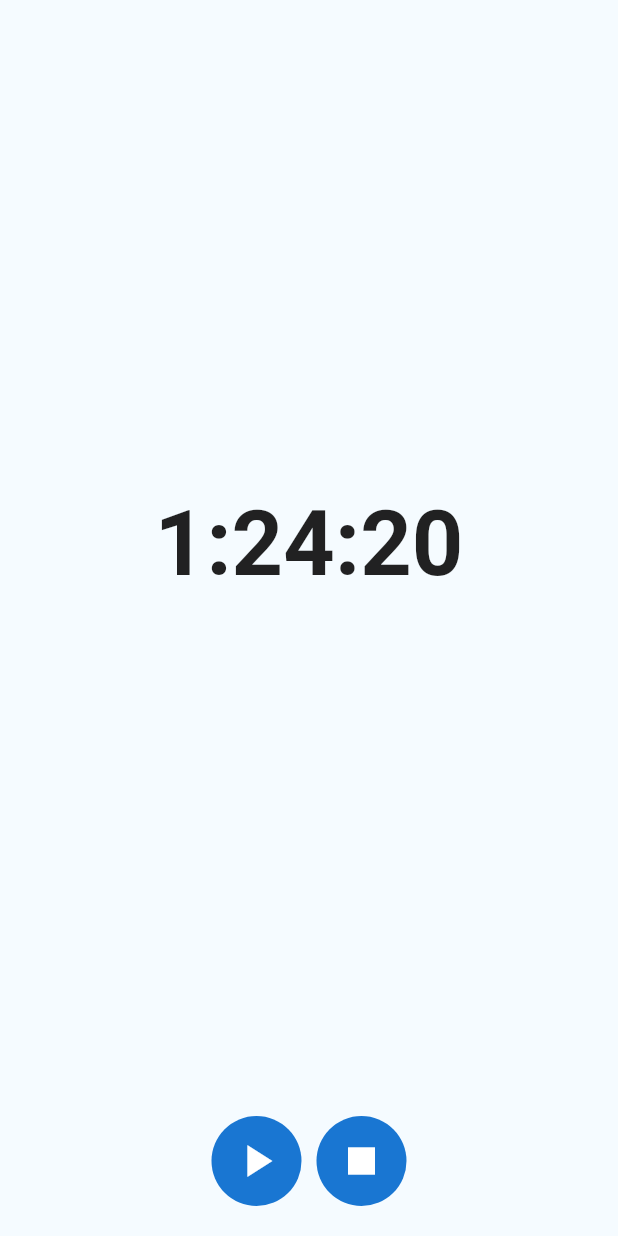
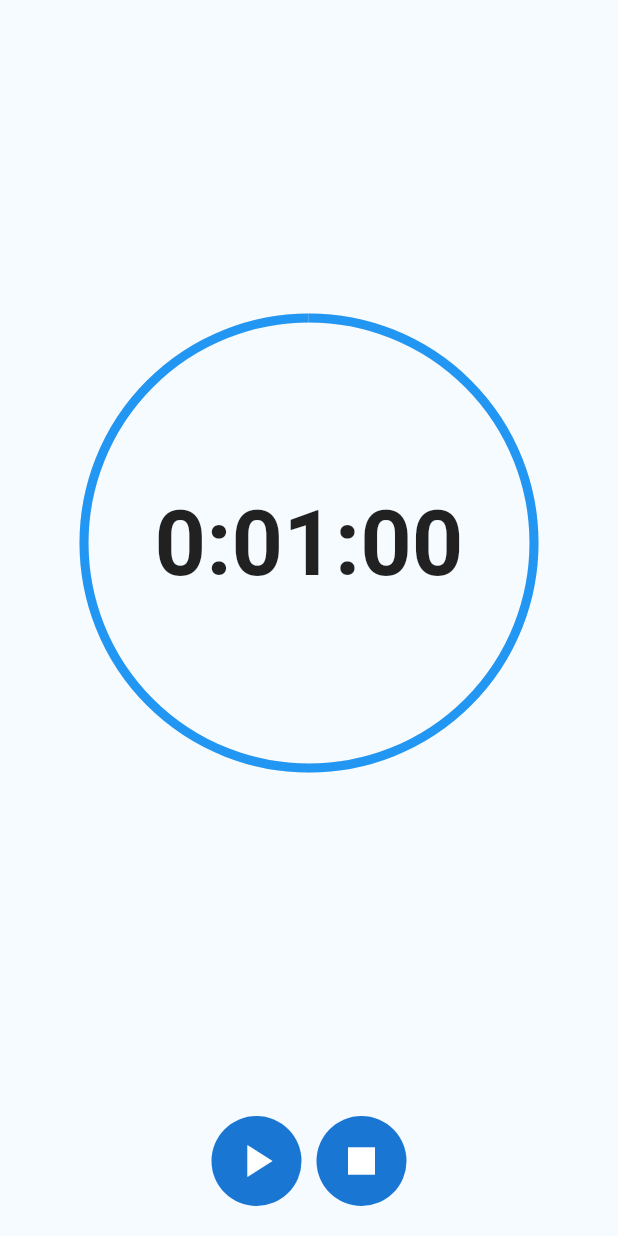
Before and after one commit to tonydavidx/Flutter-countdown-app, a Flutter app: the screen it shows after launch, on a phone screen of 412 x 824 dp. Run offline on Flutter 3.47's test engine with Material 2 defaults, Android fonts, the phone set to English and light mode, and no system bars; missing offline and left inert: flutter_ringtone_player.

Commit message:
countdown timer completed

```diff
--- a/lib/views/countdown-page.dart
+++ b/lib/views/countdown-page.dart
@@ -1,5 +1,7 @@
+import 'package:flutter/cupertino.dart';
 import 'package:flutter/material.dart';
 import '../widgets/round-button.dart';
+import 'package:flutter_ringtone_player/flutter_ringtone_player.dart';
 
 class CountdownPage extends StatefulWidget {
   const CountdownPage({Key? key}) : super(key: key);
@@ -8,7 +10,56 @@ class CountdownPage extends StatefulWidget {
   _CountdownPageState createState() => _CountdownPageState();
 }
 
-class _CountdownPageState extends State<CountdownPage> {
+class _CountdownPageState extends State<CountdownPage>
+    with TickerProviderStateMixin {
+  late AnimationController controller;
+
+  bool isPlaying = false;
+
+  String get countText {
+    Duration count = controller.duration! * controller.value;
+    return controller.isDismissed
+        ? '${controller.duration!.inHours}:${(controller.duration!.inMinutes % 60).toString().padLeft(2, '0')}:${(controller.duration!.inSeconds % 60).toString().padLeft(2, '0')}'
+        : '${count.inHours}:${(count.inMinutes % 60).toString().padLeft(2, '0')}:${(count.inSeconds % 60).toString().padLeft(2, '0')}';
+  }
+
+  double progress = 1.0;
+
+  void notify() {
+    if (countText == '0:00:00') {
+      FlutterRingtonePlayer.playNotification();
+    }
+  }
+
+  @override
+  void initState() {
+    super.initState();
+    controller = AnimationController(
+      vsync: this,
+      duration: Duration(seconds: 60),
+    );
+
+    controller.addListener(() {
+      notify();
+      if (controller.isAnimating) {
+        setState(() {
+          progress = controller.value;
+        });
+      } else {
+        setState(() {
+          progress = 1.0;
+          isPlaying = false;
+        });
+      }
+    });
+  }
+
+  @override
+  void dispose() {
+    controller.dispose();
+    super.dispose();
+  }
+
   @override
   Widget build(BuildContext context) {
     return Scaffold(
@@ -16,14 +67,49 @@ class _CountdownPageState extends State<CountdownPage> {
       body: Column(
         children: [
           Expanded(
-            child: Center(
-              child: Text(
-                '1:24:20',
-                style: TextStyle(
-                  fontSize: 60,
-                  fontWeight: FontWeight.bold,
+            child: Stack(
+              alignment: Alignment.center,
+              children: [
+                SizedBox(
+                  width: 300,
+                  height: 300,
+                  child: CircularProgressIndicator(
+                    backgroundColor: Colors.grey.shade300,
+                    value: progress,
+                    strokeWidth: 6,
+                  ),
                 ),
-              ),
+                GestureDetector(
+                  onTap: () {
+                    if (controller.isDismissed) {
+                      showModalBottomSheet(
+                        context: context,
+                        builder: (context) => Container(
+                          height: 300,
+                          child: CupertinoTimerPicker(
+                            initialTimerDuration: controller.duration!,
+                            onTimerDurationChanged: (time) {
+                              setState(() {
+                                controller.duration = time;
+                              });
+                            },
+                          ),
+                        ),
+                      );
+                    }
+                  },
+                  child: AnimatedBuilder(
+                    animation: controller,
+                    builder: (context, child) => Text(
+                      countText,
+                      style: TextStyle(
+                        fontSize: 60,
+                        fontWeight: FontWeight.bold,
+                      ),
+                    ),
+                  ),
+                ),
+              ],
             ),
           ),
           Padding(
@@ -31,11 +117,35 @@ class _CountdownPageState extends State<CountdownPage> {
             child: Row(
               mainAxisAlignment: MainAxisAlignment.center,
               children: [
-                RoundButton(
-                  icon: Icons.play_arrow,
+                GestureDetector(
+                  onTap: () {
+                    if (controller.isAnimating) {
+                      controller.stop();
+                      setState(() {
+                        isPlaying = false;
+                      });
+                    } else {
+                      controller.reverse(
+                          from: controller.value == 0 ? 1.0 : controller.value);
+                      setState(() {
+                        isPlaying = true;
+                      });
+                    }
+                  },
+                  child: RoundButton(
+                    icon: isPlaying == true ? Icons.pause : Icons.play_arrow,
+                  ),
                 ),
-                RoundButton(
-                  icon: Icons.stop,
+                GestureDetector(
+                  onTap: () {
+                    controller.reset();
+                    setState(() {
+                      isPlaying = false;
+                    });
+                  },
+                  child: RoundButton(
+                    icon: Icons.stop,
+                  ),
                 ),
               ],
             ),
--- a/pubspec.yaml
+++ b/pubspec.yaml
@@ -27,6 +27,7 @@ dependencies:
   # The following adds the Cupertino Icons font to your application.
   # Use with the CupertinoIcons class for iOS style icons.
   cupertino_icons: ^1.0.2
+  flutter_ringtone_player: ^3.0.0
 
 dev_dependencies:
   flutter_test:
```
Also changed, not shown: pubspec.lock.
